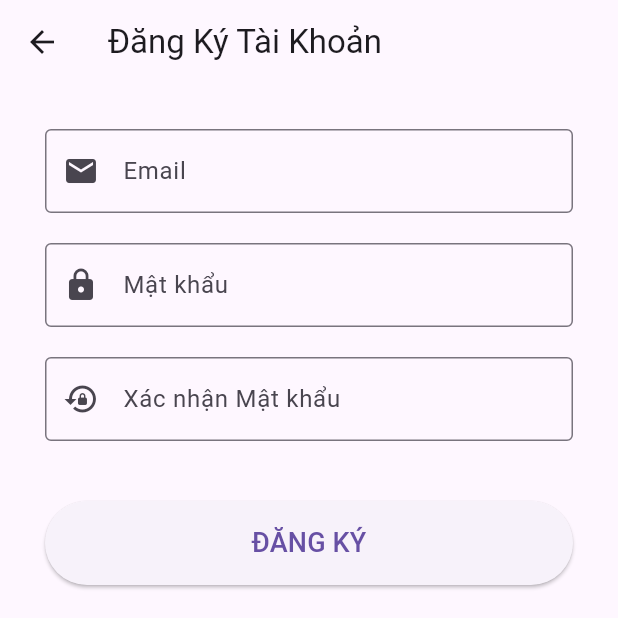
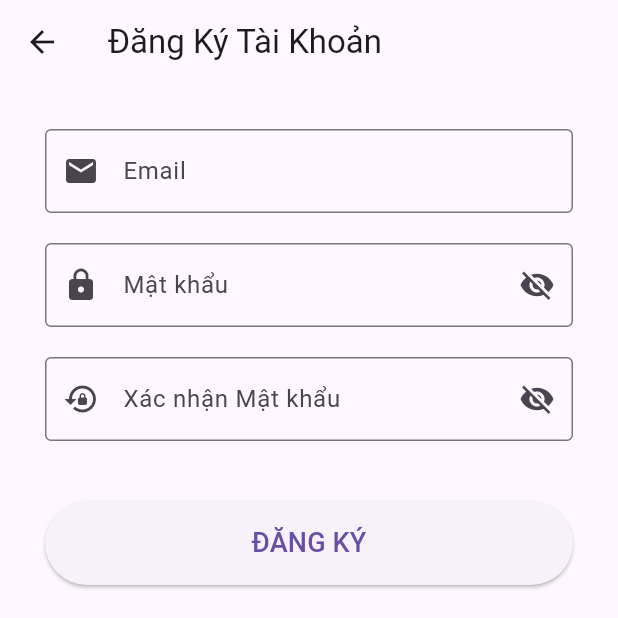
Before and after one commit to HoaiQuy1608/Ung_dung_ban_sach, a Flutter app: the screen it shows after launch, after a tap on "Chưa có tài khoản? Đăng ký ngay!", on a phone screen of 412 x 824 dp, the top half of it. Run offline on Flutter 3.47's test engine with Material 3 defaults, Android fonts, the phone set to English and light mode, and no system bars; accounts and stored records are empty.

Commit message:
sua lai mot chut giao dien dn dk

```diff
--- a/lib/screen/login_screen.dart
+++ b/lib/screen/login_screen.dart
@@ -14,6 +14,7 @@ class _LoginScreenState extends State<LoginScreen> {
   final _emailController = TextEditingController();
   final _passwordController = TextEditingController();
   String? _errorMessage;
+  bool _isPasswordVisible = false;
 
   void _handleLogin() {
     final authProvider = Provider.of<AuthProvider>(context, listen: false);
@@ -40,25 +41,50 @@ class _LoginScreenState extends State<LoginScreen> {
   @override
   Widget build(BuildContext context) {
     return Scaffold(
-      appBar: AppBar(title: const Text('Đăng Nhập')),
-      // Đã thêm SingleChildScrollView để khắc phục lỗi Overflowed
+      appBar: AppBar(
+        title: const Text(
+          'CỬA HÀNG SÁCH',
+          style: TextStyle(
+            fontWeight: FontWeight.bold,
+            color: Colors.deepPurple,
+          ),
+        ),
+      ),
       body: SingleChildScrollView(
         child: Padding(
           padding: const EdgeInsets.all(30.0),
           child: Column(
-            mainAxisAlignment: MainAxisAlignment.center,
             crossAxisAlignment: CrossAxisAlignment.stretch,
             children: [
-              const Text(
-                'Đăng Nhập Tài Khoản',
-                style: TextStyle(fontSize: 24, fontWeight: FontWeight.bold),
-                textAlign: TextAlign.center,
+              const SizedBox(height: 50),
+
+              const Align(
+                alignment: Alignment.center,
+                child: Text(
+                  'ĐĂNG NHẬP',
+                  style: TextStyle(
+                    fontSize: 28, // Kích thước lớn
+                    fontWeight: FontWeight.w900,
+                    color: Colors.black87,
+                  ),
+                ),
               ),
-              const SizedBox(height: 30),
+              const SizedBox(height: 10),
 
+              // Tiêu đề phụ
+              const Align(
+                alignment: Alignment.center,
+                child: Text(
+                  'Nhập thông tin để tiếp tục mua sắm!',
+                  style: TextStyle(fontSize: 16, color: Colors.blueGrey),
+                ),
+              ),
+
+              const SizedBox(height: 50), // Khoảng cách tới ô nhập liệu
+              // Hiển thị lỗi
               if (_errorMessage != null)
                 Padding(
-                  padding: const EdgeInsets.only(bottom: 10),
+                  padding: const EdgeInsets.only(bottom: 20),
                   child: Text(
                     _errorMessage!,
                     style: const TextStyle(
@@ -69,6 +95,7 @@ class _LoginScreenState extends State<LoginScreen> {
                   ),
                 ),
 
+              // TextField Email
               TextField(
                 controller: _emailController,
                 decoration: const InputDecoration(
@@ -80,26 +107,46 @@ class _LoginScreenState extends State<LoginScreen> {
               ),
               const SizedBox(height: 20),
 
+              // TextField Mật khẩu
               TextField(
                 controller: _passwordController,
-                decoration: const InputDecoration(
+                decoration: InputDecoration(
                   labelText: 'Mật khẩu',
-                  border: OutlineInputBorder(),
-                  prefixIcon: Icon(Icons.lock),
+                  border: const OutlineInputBorder(),
+                  prefixIcon: const Icon(Icons.lock),
+                  suffixIcon: IconButton(
+                    icon: Icon(
+                      _isPasswordVisible
+                          ? Icons.visibility
+                          : Icons.visibility_off,
+                    ),
+                    onPressed: () {
+                      setState(() {
+                        _isPasswordVisible = !_isPasswordVisible;
+                      });
+                    },
+                  ),
                 ),
-                obscureText: true,
+                obscureText: !_isPasswordVisible,
               ),
-              const SizedBox(height: 40),
+              const SizedBox(height: 50),
 
+              // Nút Đăng nhập
               ElevatedButton(
                 onPressed: _handleLogin,
                 style: ElevatedButton.styleFrom(
                   padding: const EdgeInsets.symmetric(vertical: 15),
+                  backgroundColor: Colors.deepPurple,
+                  foregroundColor: Colors.white,
                 ),
-                child: const Text('ĐĂNG NHẬP', style: TextStyle(fontSize: 18)),
+                child: const Text(
+                  'ĐĂNG NHẬP',
+                  style: TextStyle(fontSize: 18, fontWeight: FontWeight.bold),
+                ),
               ),
               const SizedBox(height: 20),
 
+              // Nút chuyển trang Đăng ký
               TextButton(
                 onPressed: () {
                   Navigator.of(context).push(
@@ -113,7 +160,6 @@ class _LoginScreenState extends State<LoginScreen> {
                   style: TextStyle(color: Colors.blue),
                 ),
               ),
-              // Thêm một khoảng trống nhỏ ở cuối để đảm bảo cuộn được khi bàn phím nổi lên
               const SizedBox(height: 20),
             ],
           ),
--- a/lib/screen/register_screen.dart
+++ b/lib/screen/register_screen.dart
@@ -10,12 +10,36 @@ class RegisterScreen extends StatefulWidget {
 }
 
 class _RegisterScreenState extends State<RegisterScreen> {
+  final _formKey = GlobalKey<FormState>();
   final _emailController = TextEditingController();
   final _passwordController = TextEditingController();
   final _confirmPasswordController = TextEditingController();
   String? _errorMessage;
 
+  bool _isPasswordVisible = false;
+  bool _isConfirmPasswordVisible = false;
+
+  // Hàm kiểm tra tính hợp lệ của Mật khẩu
+  String? _validatePassword(String password) {
+    if (password.length < 6) {
+      return 'Mật khẩu phải từ 6 ký tự trở lên.';
+    }
+    if (!password.contains(RegExp(r'[A-Z]'))) {
+      return 'Mật khẩu phải có ít nhất một chữ hoa.';
+    }
+    if (!password.contains(RegExp(r'[!@#$%^&*(),.?":{}|<>]'))) {
+      return 'Mật khẩu phải có ít nhất một ký tự đặc biệt.';
+    }
+    return null;
+  }
+
   void _handleRegister() {
+    // 1. Kiểm tra Form Validation
+    if (!_formKey.currentState!.validate()) {
+      return;
+    }
+
+    // 2. Kiểm tra Mật khẩu xác nhận
     if (_passwordController.text != _confirmPasswordController.text) {
       setState(() {
         _errorMessage = 'Mật khẩu xác nhận không khớp.';
@@ -31,14 +55,16 @@ class _RegisterScreenState extends State<RegisterScreen> {
     );
 
     if (success) {
-      // Đăng ký thành công: Hiển thị SnackBar và QUAY VỀ LoginScreen
+      // LUỒNG ĐÚNG: Đăng ký thành công -> Hiển thị SnackBar -> QUAY VỀ LoginScreen
       ScaffoldMessenger.of(context).showSnackBar(
         const SnackBar(
           content: Text('Đăng ký thành công! Vui lòng Đăng nhập.'),
+          duration: Duration(seconds: 3),
         ),
       );
       Navigator.of(context).pop();
     } else {
+      // Lỗi Email đã tồn tại
       setState(() {
         _errorMessage = 'Đăng ký thất bại. Email này đã được sử dụng.';
       });
@@ -57,15 +83,16 @@ class _RegisterScreenState extends State<RegisterScreen> {
   Widget build(BuildContext context) {
     return Scaffold(
       appBar: AppBar(title: const Text('Đăng Ký Tài Khoản')),
-      // Đã thêm SingleChildScrollView để khắc phục lỗi Overflowed
       body: SingleChildScrollView(
         child: Padding(
           padding: const EdgeInsets.all(30.0),
+          child: Form(
+            key: _formKey,
             child: Column(
               mainAxisAlignment: MainAxisAlignment.center,
               crossAxisAlignment: CrossAxisAlignment.stretch,
               children: [
-              // ... các widget thông báo lỗi ...
+                // Hiển thị lỗi chung (ví dụ: email đã tồn tại)
                 if (_errorMessage != null)
                   Padding(
                     padding: const EdgeInsets.only(bottom: 10),
@@ -79,8 +106,8 @@ class _RegisterScreenState extends State<RegisterScreen> {
                     ),
                   ),
 
-              // ... các TextField
-              TextField(
+                // Trường Email
+                TextFormField(
                   controller: _emailController,
                   decoration: const InputDecoration(
                     labelText: 'Email',
@@ -88,28 +115,71 @@ class _RegisterScreenState extends State<RegisterScreen> {
                     prefixIcon: Icon(Icons.email),
                   ),
                   keyboardType: TextInputType.emailAddress,
+                  validator: (value) {
+                    if (value == null ||
+                        value.isEmpty ||
+                        !value.contains('@')) {
+                      return 'Vui lòng nhập email hợp lệ.';
+                    }
+                    return null;
+                  },
                 ),
                 const SizedBox(height: 20),
 
-              TextField(
+                // Trường Mật khẩu (Có Validation và Visibility)
+                TextFormField(
                   controller: _passwordController,
-                decoration: const InputDecoration(
+                  decoration: InputDecoration(
                     labelText: 'Mật khẩu',
-                  border: OutlineInputBorder(),
-                  prefixIcon: Icon(Icons.lock),
+                    border: const OutlineInputBorder(),
+                    prefixIcon: const Icon(Icons.lock),
+                    suffixIcon: IconButton(
+                      icon: Icon(
+                        _isPasswordVisible
+                            ? Icons.visibility
+                            : Icons.visibility_off,
                       ),
-                obscureText: true,
+                      onPressed: () {
+                        setState(() {
+                          _isPasswordVisible = !_isPasswordVisible;
+                        });
+                      },
+                    ),
+                  ),
+                  obscureText: !_isPasswordVisible,
+                  validator: (value) => _validatePassword(value ?? ''),
                 ),
                 const SizedBox(height: 20),
 
-              TextField(
+                // Trường Xác nhận Mật khẩu (Có Visibility)
+                TextFormField(
                   controller: _confirmPasswordController,
-                decoration: const InputDecoration(
+                  decoration: InputDecoration(
                     labelText: 'Xác nhận Mật khẩu',
-                  border: OutlineInputBorder(),
-                  prefixIcon: Icon(Icons.lock_reset),
+                    border: const OutlineInputBorder(),
+                    prefixIcon: const Icon(Icons.lock_reset),
+                    suffixIcon: IconButton(
+                      icon: Icon(
+                        _isConfirmPasswordVisible
+                            ? Icons.visibility
+                            : Icons.visibility_off,
                       ),
-                obscureText: true,
+                      onPressed: () {
+                        setState(() {
+                          _isConfirmPasswordVisible =
+                              !_isConfirmPasswordVisible;
+                        });
+                      },
+                    ),
+                  ),
+                  obscureText: !_isConfirmPasswordVisible,
+                  validator: (value) {
+                    if (value != _passwordController.text) {
+                      return 'Mật khẩu xác nhận không khớp.';
+                    }
+                    // Kiểm tra validation mạnh tương tự như trường mật khẩu chính
+                    return _validatePassword(value ?? '');
+                  },
                 ),
                 const SizedBox(height: 40),
 
@@ -120,9 +190,9 @@ class _RegisterScreenState extends State<RegisterScreen> {
                   ),
                   child: const Text('ĐĂNG KÝ', style: TextStyle(fontSize: 18)),
                 ),
-              // Thêm khoảng trống nhỏ
                 const SizedBox(height: 20),
               ],
+            ),
           ),
         ),
       ),
```
Also changed, not shown: lib/providers/auth_provider.dart (+7 -12 lines). Lines whose indentation alone changed are shown as unchanged.
